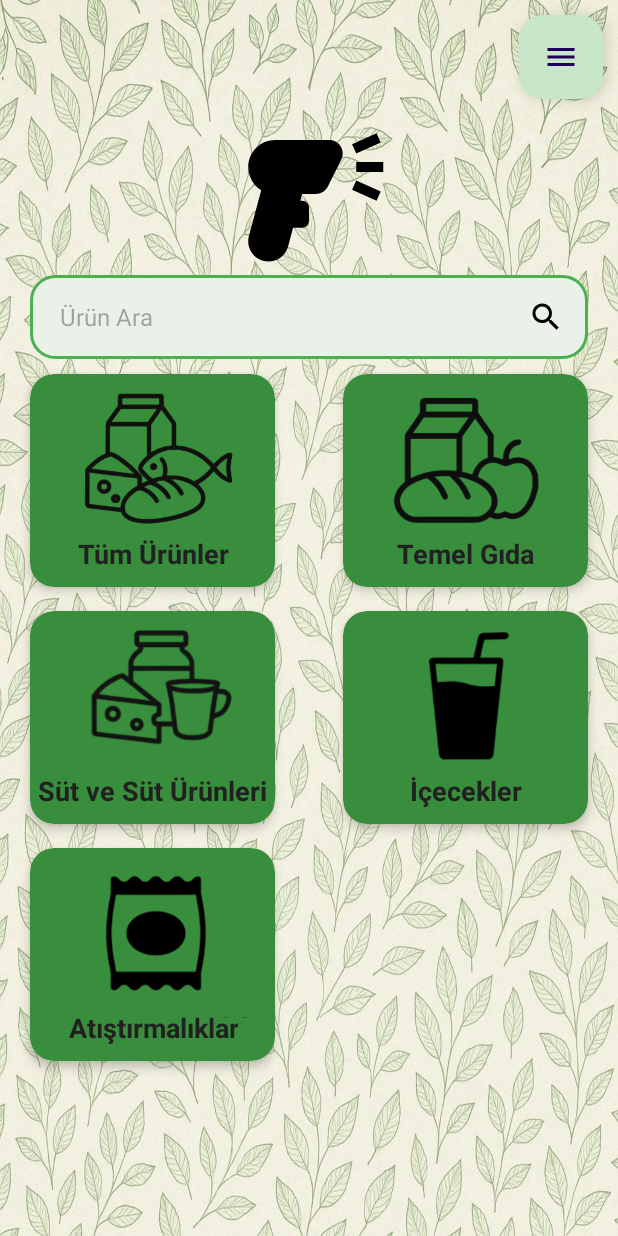
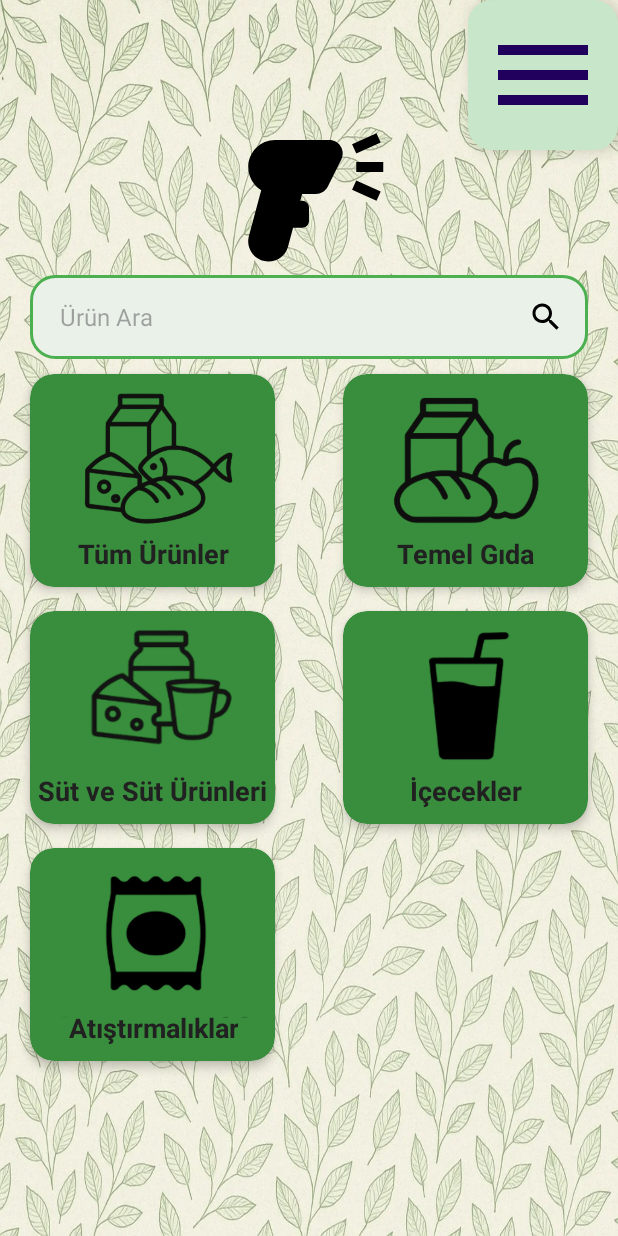
Before and after one commit to FurkanUTAR/icimdekilerMobilApp, an Android app: the kullaniciAnaSayfaFragment screen opened through its navigation route, on a phone screen of 412 x 824 dp. Run offline under Robolectric (Android 15) with nearby library versions, the phone set to English and light mode, and no system bars; our stand-ins replace Firebase (no records; nobody signed in at launch, a user with empty details on screens opened directly); libraries missing offline, so code that uses them is left out: androidx.camera.core, androidx.camera.lifecycle, androidx.camera.view, com.google.mlkit.vision; 1 statement that could not run was skipped.

Commit message:
Tasarım Düzenlemeleri Yapıldı

```diff
--- a/app/src/main/res/drawable/menu.xml
+++ b/app/src/main/res/drawable/menu.xml
@@ -1,5 +1,12 @@
-<vector xmlns:android="http://schemas.android.com/apk/res/android" android:height="74dp" android:tint="#000000" android:viewportHeight="24" android:viewportWidth="24" android:width="74dp">
+<vector
+    xmlns:android="http://schemas.android.com/apk/res/android"
+    android:width="64dp"
+    android:height="64dp"
+    android:viewportWidth="24"
+    android:viewportHeight="24"
+    android:tint="@color/white">
 
-    <path android:fillColor="@android:color/white" android:pathData="M3,18h18v-2L3,16v2zM3,13h18v-2L3,11v2zM3,6v2h18L21,6L3,6z"/>
-
+    <path
+        android:fillColor="@android:color/white"
+        android:pathData="M3,18h18v-2L3,16v2zM3,13h18v-2L3,11v2zM3,6v2h18L21,6L3,6z"/>
 </vector>
--- a/app/src/main/res/layout-large/fragment_kullanici_ana_sayfa.xml
+++ b/app/src/main/res/layout-large/fragment_kullanici_ana_sayfa.xml
@@ -1,5 +1,6 @@
 <?xml version="1.0" encoding="utf-8"?>
-<androidx.constraintlayout.widget.ConstraintLayout xmlns:android="http://schemas.android.com/apk/res/android"
+<androidx.constraintlayout.widget.ConstraintLayout
+    xmlns:android="http://schemas.android.com/apk/res/android"
     xmlns:app="http://schemas.android.com/apk/res-auto"
     xmlns:tools="http://schemas.android.com/tools"
     android:layout_width="match_parent"
@@ -10,46 +11,63 @@
 
     <com.google.android.material.floatingactionbutton.FloatingActionButton
         android:id="@+id/popupMenu"
-        android:layout_width="99dp"
-        android:layout_height="112dp"
+        android:layout_width="120dp"
+        android:layout_height="120dp"
         android:layout_margin="10dp"
-        android:clickable="true"
-        android:onClick="kayit"
+        android:contentDescription="@null"
+        android:padding="0dp"
+        android:scaleType="fitCenter"
         android:src="@drawable/menu"
-        android:textAlignment="center"
         app:backgroundTint="@color/border_green"
+        app:fabCustomSize="120dp"
         app:layout_constraintEnd_toEndOf="parent"
-        app:layout_constraintTop_toTopOf="parent" />
+        app:layout_constraintTop_toTopOf="parent"
+        app:maxImageSize="80dp" />
 
-    <AutoCompleteTextView
-        android:id="@+id/urunAdiText"
-        android:layout_width="wrap_content"
+    <!-- Arama Çubuğu -->
+    <LinearLayout
+        android:id="@+id/urunAraLinear"
+        android:layout_width="0dp"
         android:layout_height="wrap_content"
-        android:layout_margin="8dp"
-        android:layout_marginTop="32dp"
+        android:layout_marginStart="20dp"
+        android:layout_marginTop="10dp"
+        android:layout_marginEnd="20dp"
         android:background="@drawable/rounded_edittext_green"
-        android:completionThreshold="1"
-        android:ems="10"
-        android:hint="@string/urunAdi"
-        app:layout_constraintEnd_toEndOf="@+id/barkodOkuImageView"
-        app:layout_constraintTop_toBottomOf="@+id/barkodOkuImageView" />
+        android:orientation="horizontal"
+        android:padding="4dp"
+        app:layout_constraintEnd_toEndOf="parent"
+        app:layout_constraintStart_toStartOf="parent"
+        app:layout_constraintTop_toBottomOf="@+id/barkodOkuImageView">
 
-    <ImageView
-        android:id="@+id/araImage"
-        android:layout_width="40dp"
-        android:layout_height="40dp"
-        android:layout_marginStart="3dp"
-        android:background="@drawable/rounded_edittext_green"
-        android:src="@drawable/search"
-        app:layout_constraintBottom_toBottomOf="@+id/urunAdiText"
-        app:layout_constraintStart_toEndOf="@+id/urunAdiText"
-        app:layout_constraintTop_toTopOf="@+id/urunAdiText" />
+        <AutoCompleteTextView
+            android:id="@+id/urunAdiText"
+            android:layout_width="0dp"
+            android:layout_height="130dp"
+            android:layout_weight="1"
+            android:background="@null"
+            android:ems="10"
+            android:hint="@string/urunAra"
+            android:imeOptions="actionSearch"
+            android:inputType="text"
+            android:paddingStart="16dp"
+            android:paddingEnd="8dp"
+            android:textColor="@color/text_black"
+            android:textSize="40sp" />
+
+        <ImageView
+            android:id="@+id/araImage"
+            android:layout_width="130dp"
+            android:layout_height="130dp"
+            android:padding="12dp"
+            android:src="@drawable/search" />
+    </LinearLayout>
+
 
     <ImageView
         android:id="@+id/barkodOkuImageView"
-        android:layout_width="259dp"
-        android:layout_height="199dp"
-        android:layout_marginTop="80dp"
+        android:layout_width="300dp"
+        android:layout_height="250dp"
+        android:layout_marginTop="85dp"
         android:src="@drawable/barcode_reader"
         app:layout_constraintEnd_toEndOf="parent"
         app:layout_constraintStart_toStartOf="parent"
@@ -58,15 +76,15 @@
     <!-- Tüm Ürünler -->
     <androidx.cardview.widget.CardView
         android:id="@+id/tumUrunlerButton"
-        android:layout_width="163dp"
-        android:layout_height="142dp"
+        android:layout_width="450dp"
+        android:layout_height="380dp"
         android:layout_marginStart="20dp"
         android:layout_marginTop="10dp"
         app:cardBackgroundColor="@color/primary_green"
         app:cardCornerRadius="16dp"
         app:cardElevation="4dp"
         app:layout_constraintStart_toStartOf="parent"
-        app:layout_constraintTop_toBottomOf="@+id/urunAdiText">
+        app:layout_constraintTop_toBottomOf="@+id/urunAraLinear">
 
         <androidx.constraintlayout.widget.ConstraintLayout
             android:layout_width="match_parent"
@@ -74,29 +92,28 @@
 
             <ImageView
                 android:id="@+id/tumUrunlerImageView"
-                android:layout_width="240dp"
-                android:layout_height="207dp"
+                android:layout_width="532dp"
+                android:layout_height="491dp"
                 android:contentDescription="@string/tumUrunler"
                 android:scaleType="fitCenter"
                 android:src="@drawable/tum_urunler"
                 app:layout_constraintBottom_toBottomOf="parent"
                 app:layout_constraintEnd_toEndOf="parent"
-                app:layout_constraintHorizontal_bias="0.506"
                 app:layout_constraintStart_toStartOf="parent"
                 app:layout_constraintTop_toTopOf="parent"
-                app:layout_constraintVertical_bias="0.492" />
+                app:layout_constraintVertical_bias="0.333" />
 
             <TextView
                 android:id="@+id/tumUrunlerText"
                 android:layout_width="wrap_content"
                 android:layout_height="wrap_content"
-                android:layout_marginStart="5dp"
-                android:layout_marginEnd="5dp"
-                android:layout_marginBottom="10dp"
+                android:layout_marginStart="10dp"
+                android:layout_marginEnd="10dp"
+                android:layout_marginBottom="20dp"
                 android:text="@string/tumUrunler"
                 android:textAlignment="center"
                 android:textColor="@color/text_black"
-                android:textSize="18sp"
+                android:textSize="40sp"
                 android:textStyle="bold"
                 app:layout_constraintBottom_toBottomOf="parent"
                 app:layout_constraintEnd_toEndOf="parent"
@@ -107,15 +124,14 @@
     <!-- Temel Gıda -->
     <androidx.cardview.widget.CardView
         android:id="@+id/temelGidaButton"
-        android:layout_width="163dp"
-        android:layout_height="142dp"
-        android:layout_marginTop="10dp"
+        android:layout_width="450dp"
+        android:layout_height="380dp"
         android:layout_marginEnd="20dp"
         app:cardBackgroundColor="@color/primary_green"
         app:cardCornerRadius="16dp"
         app:cardElevation="4dp"
         app:layout_constraintEnd_toEndOf="parent"
-        app:layout_constraintTop_toBottomOf="@+id/urunAdiText">
+        app:layout_constraintTop_toTopOf="@+id/tumUrunlerButton">
 
         <androidx.constraintlayout.widget.ConstraintLayout
             android:layout_width="match_parent"
@@ -123,8 +139,8 @@
 
             <ImageView
                 android:id="@+id/temelGidaImageView"
-                android:layout_width="244dp"
-                android:layout_height="320dp"
+                android:layout_width="602dp"
+                android:layout_height="583dp"
                 android:contentDescription="@string/temelGida"
                 android:scaleType="fitCenter"
                 android:src="@drawable/temel_gida"
@@ -139,13 +155,13 @@
                 android:id="@+id/temelGidaText"
                 android:layout_width="wrap_content"
                 android:layout_height="wrap_content"
-                android:layout_marginStart="5dp"
-                android:layout_marginEnd="5dp"
-                android:layout_marginBottom="10dp"
+                android:layout_marginStart="10dp"
+                android:layout_marginEnd="10dp"
+                android:layout_marginBottom="20dp"
                 android:text="@string/temelGida"
                 android:textAlignment="center"
                 android:textColor="@color/text_black"
-                android:textSize="18sp"
+                android:textSize="40sp"
                 android:textStyle="bold"
                 app:layout_constraintBottom_toBottomOf="parent"
                 app:layout_constraintEnd_toEndOf="parent"
@@ -156,14 +172,13 @@
     <!-- Süt ve Süt Ürünleri -->
     <androidx.cardview.widget.CardView
         android:id="@+id/sutVeSutUrunleriButton"
-        android:layout_width="163dp"
-        android:layout_height="142dp"
-        android:layout_marginTop="10dp"
+        android:layout_width="450dp"
+        android:layout_height="380dp"
         app:cardBackgroundColor="@color/primary_green"
         app:cardCornerRadius="16dp"
         app:cardElevation="4dp"
         app:layout_constraintStart_toStartOf="@+id/tumUrunlerButton"
-        app:layout_constraintTop_toBottomOf="@+id/tumUrunlerButton">
+        app:layout_constraintTop_toTopOf="@+id/iceceklerButton">
 
         <androidx.constraintlayout.widget.ConstraintLayout
             android:layout_width="match_parent"
@@ -171,28 +186,29 @@
 
             <ImageView
                 android:id="@+id/sutVeSutUrunleriImageView"
-                android:layout_width="303dp"
-                android:layout_height="326dp"
+                android:layout_width="747dp"
+                android:layout_height="709dp"
                 android:contentDescription="@string/sutVeSutUrunleri"
                 android:scaleType="fitCenter"
                 android:src="@drawable/sut_urunleri"
                 app:layout_constraintBottom_toBottomOf="parent"
                 app:layout_constraintEnd_toEndOf="parent"
+                app:layout_constraintHorizontal_bias="0.498"
                 app:layout_constraintStart_toStartOf="parent"
                 app:layout_constraintTop_toTopOf="parent"
-                app:layout_constraintVertical_bias="0.592" />
+                app:layout_constraintVertical_bias="0.528" />
 
             <TextView
                 android:id="@+id/sutVeSutUrunleriText"
                 android:layout_width="wrap_content"
                 android:layout_height="wrap_content"
-                android:layout_marginStart="5dp"
-                android:layout_marginEnd="5dp"
-                android:layout_marginBottom="10dp"
+                android:layout_marginStart="10dp"
+                android:layout_marginEnd="10dp"
+                android:layout_marginBottom="20dp"
                 android:text="@string/sutVeSutUrunleri"
                 android:textAlignment="center"
                 android:textColor="@color/text_black"
-                android:textSize="18sp"
+                android:textSize="40sp"
                 android:textStyle="bold"
                 app:layout_constraintBottom_toBottomOf="parent"
                 app:layout_constraintEnd_toEndOf="parent"
@@ -203,8 +219,8 @@
     <!-- İçecekler -->
     <androidx.cardview.widget.CardView
         android:id="@+id/iceceklerButton"
-        android:layout_width="163dp"
-        android:layout_height="142dp"
+        android:layout_width="450dp"
+        android:layout_height="380dp"
         android:layout_marginTop="16dp"
         app:cardBackgroundColor="@color/primary_green"
         app:cardCornerRadius="16dp"
@@ -218,8 +234,8 @@
 
             <ImageView
                 android:id="@+id/iceceklerImageView"
-                android:layout_width="290dp"
-                android:layout_height="322dp"
+                android:layout_width="608dp"
+                android:layout_height="655dp"
                 android:contentDescription="@string/icecekler"
                 android:scaleType="fitCenter"
                 android:src="@drawable/icecekler"
@@ -234,13 +250,13 @@
                 android:id="@+id/iceceklerText"
                 android:layout_width="wrap_content"
                 android:layout_height="wrap_content"
-                android:layout_marginStart="5dp"
-                android:layout_marginEnd="5dp"
-                android:layout_marginBottom="10dp"
+                android:layout_marginStart="10dp"
+                android:layout_marginEnd="10dp"
+                android:layout_marginBottom="20dp"
                 android:text="@string/icecekler"
                 android:textAlignment="center"
                 android:textColor="@color/text_black"
-                android:textSize="18sp"
+                android:textSize="40sp"
                 android:textStyle="bold"
                 app:layout_constraintBottom_toBottomOf="parent"
                 app:layout_constraintEnd_toEndOf="parent"
@@ -251,8 +267,8 @@
     <!-- Atıştırmalıklar -->
     <androidx.cardview.widget.CardView
         android:id="@+id/atistirmaliklarButton"
-        android:layout_width="163dp"
-        android:layout_height="142dp"
+        android:layout_width="450dp"
+        android:layout_height="380dp"
         android:layout_marginTop="16dp"
         app:cardBackgroundColor="@color/primary_green"
         app:cardCornerRadius="16dp"
@@ -266,8 +282,8 @@
 
             <ImageView
                 android:id="@+id/atistirmaliklarImageView"
-                android:layout_width="274dp"
-                android:layout_height="270dp"
+                android:layout_width="639dp"
+                android:layout_height="602dp"
                 android:contentDescription="@string/atistirmaliklar"
                 android:scaleType="fitCenter"
                 android:src="@drawable/atistirmalik"
@@ -282,13 +298,13 @@
                 android:id="@+id/atistirmaliklarText"
                 android:layout_width="wrap_content"
                 android:layout_height="wrap_content"
-                android:layout_marginStart="5dp"
-                android:layout_marginEnd="5dp"
-                android:layout_marginBottom="10dp"
+                android:layout_marginStart="10dp"
+                android:layout_marginEnd="10dp"
+                android:layout_marginBottom="20dp"
                 android:text="@string/atistirmaliklar"
                 android:textAlignment="center"
                 android:textColor="@color/text_black"
-                android:textSize="18sp"
+                android:textSize="40sp"
                 android:textStyle="bold"
                 app:layout_constraintBottom_toBottomOf="parent"
                 app:layout_constraintEnd_toEndOf="parent"
--- a/app/src/main/res/layout/fragment_kullanici_ana_sayfa.xml
+++ b/app/src/main/res/layout/fragment_kullanici_ana_sayfa.xml
@@ -11,13 +11,17 @@
 
     <com.google.android.material.floatingactionbutton.FloatingActionButton
         android:id="@+id/popupMenu"
-        android:layout_width="wrap_content"
-        android:layout_height="wrap_content"
-        android:layout_margin="10dp"
+        android:layout_width="100dp"
+        android:layout_height="100dp"
+        android:padding="0dp"
+        android:scaleType="fitCenter"
         android:src="@drawable/menu"
         app:backgroundTint="@color/border_green"
         app:layout_constraintEnd_toEndOf="parent"
-        app:layout_constraintTop_toTopOf="parent" />
+        app:layout_constraintTop_toTopOf="parent"
+        app:maxImageSize="80dp"
+        app:fabCustomSize="100dp"
+        android:contentDescription="@null"/>
 
     <ImageView
         android:id="@+id/barkodOkuImageView"
```
Also changed, not shown: app/src/main/res/layout-large/fragment_admin_ana_sayfa.xml (+95 -82 lines), app/src/main/res/layout-large/fragment_giris_yap.xml (+31 -31 lines), app/src/main/res/layout-large/fragment_kayit_ol.xml (+32 -27 lines), app/src/main/res/layout-large/fragment_splash.xml (+6 -4 lines).
